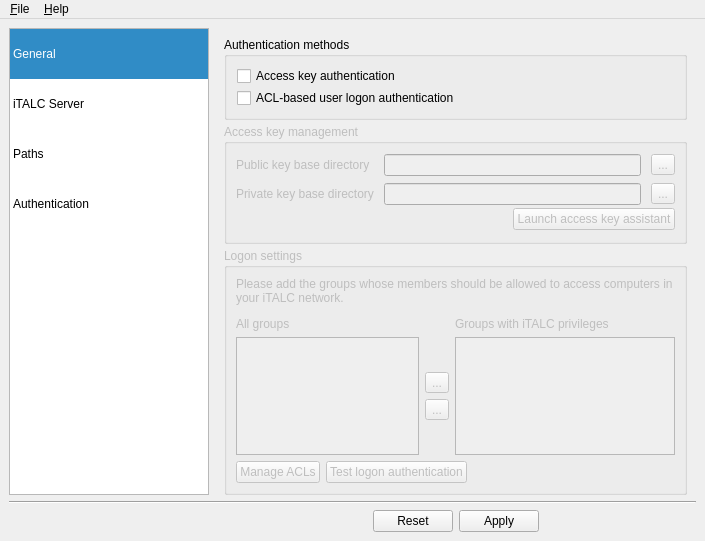
Above: imc/Forms/MainWindow.ui from veyon/veyon before the change. Below: the same form after it.
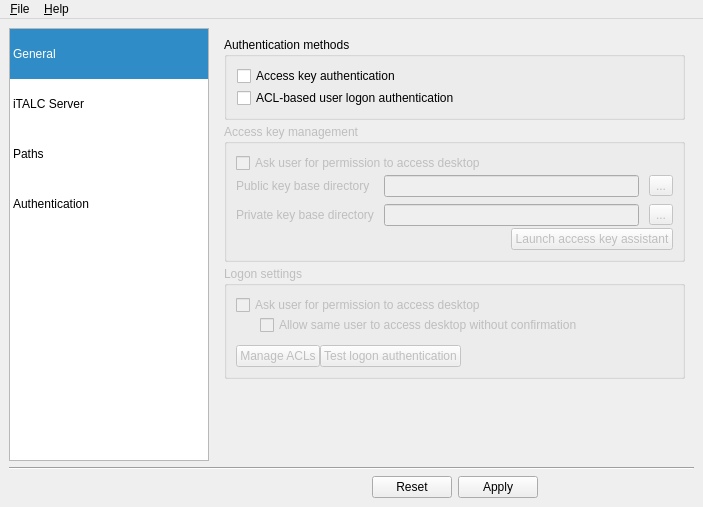
That is the form after the change. The open tabs and pages were chosen to show the change. Icons and pictures are not drawn.

Commit message:
IMC: moved controls from MainWindow to new LogonGroupEditor
Logon groups can now be edited in a separate dialog for saving space
in IMC's MainWindow. Furthermore checkboxes for the recently added
authentication related properties have been added.

Finally the "User interface" subsection has been removed from the
"General" section as these settings are to be configured in IMA itself.

What changed in the file:
```diff
--- a/imc/Forms/MainWindow.ui
+++ b/imc/Forms/MainWindow.ui
@@ -6,8 +6,8 @@
    <rect>
     <x>0</x>
     <y>0</y>
-    <width>705</width>
-    <height>541</height>
+    <width>703</width>
+    <height>507</height>
    </rect>
   </property>
   <property name="windowTitle">
@@ -793,12 +793,6 @@
           <property name="enabled">
            <bool>false</bool>
           </property>
-          <property name="minimumSize">
-           <size>
-            <width>0</width>
-            <height>120</height>
-           </size>
-          </property>
           <property name="title">
            <string>Access key management</string>
           </property>
@@ -806,7 +800,7 @@
            <property name="verticalSpacing">
             <number>2</number>
            </property>
-           <item row="0" column="0" colspan="2">
+           <item row="1" column="0" colspan="2">
             <layout class="QGridLayout" name="gridLayout_8">
              <property name="horizontalSpacing">
               <number>10</number>
@@ -858,7 +852,7 @@
              </item>
             </layout>
            </item>
-           <item row="2" column="1">
+           <item row="3" column="1">
             <widget class="QPushButton" name="launchAccessKeyAssistant">
              <property name="text">
               <string>Launch access key assistant</string>
@@ -869,7 +863,7 @@
              </property>
             </widget>
            </item>
-           <item row="2" column="0">
+           <item row="3" column="0">
             <spacer name="horizontalSpacer_2">
              <property name="orientation">
               <enum>Qt::Horizontal</enum>
@@ -882,6 +876,13 @@
              </property>
             </spacer>
            </item>
+           <item row="0" column="0" colspan="2">
+            <widget class="QCheckBox" name="isPermissionRequiredWithKeyAuthentication">
+             <property name="text">
+              <string>Ask user for permission to access desktop</string>
+             </property>
+            </widget>
+           </item>
           </layout>
          </widget>
         </item>
@@ -893,130 +894,52 @@
           <property name="title">
            <string>Logon settings</string>
           </property>
-          <layout class="QVBoxLayout" name="verticalLayout_4">
+          <layout class="QVBoxLayout" name="verticalLayout_3">
+           <property name="spacing">
+            <number>0</number>
+           </property>
            <item>
-            <widget class="QWidget" name="logonGroupManagement" native="true">
-             <layout class="QGridLayout" name="gridLayout">
-              <property name="margin">
-               <number>0</number>
-              </property>
-              <item row="0" column="0" rowspan="2" colspan="4">
-               <widget class="QLabel" name="label_3">
-                <property name="text">
-                 <string>Please add the groups whose members should be allowed to access computers in your iTALC network.</string>
-                </property>
-                <property name="wordWrap">
-                 <bool>true</bool>
-                </property>
-               </widget>
-              </item>
-              <item row="3" column="0">
-               <widget class="QLabel" name="label_4">
-                <property name="text">
-                 <string>All groups</string>
-                </property>
-               </widget>
-              </item>
-              <item row="3" column="3">
-               <widget class="QLabel" name="label_6">
-                <property name="text">
-                 <string>Groups with iTALC privileges</string>
-                </property>
-               </widget>
-              </item>
-              <item row="4" column="0" colspan="2">
-               <widget class="QListWidget" name="allGroups">
-                <property name="selectionMode">
-                 <enum>QAbstractItemView::MultiSelection</enum>
-                </property>
-                <property name="sortingEnabled">
-                 <bool>true</bool>
-                </property>
-               </widget>
-              </item>
-              <item row="4" column="2">
-               <layout class="QVBoxLayout" name="verticalLayout_3">
-                <item>
-                 <spacer name="verticalSpacer_4">
-                  <property name="orientation">
-                   <enum>Qt::Vertical</enum>
-                  </property>
-                  <property name="sizeHint" stdset="0">
-                   <size>
-                    <width>20</width>
-                    <height>40</height>
-                   </size>
-                  </property>
-                 </spacer>
-                </item>
-                <item>
-                 <widget class="QToolButton" name="addLogonGroup">
-                  <property name="text">
-                   <string>...</string>
-                  </property>
-                  <property name="icon">
-                   <iconset resource="../imc.qrc">
-                    <normaloff>:/Resources/go-next.png</normaloff>:/Resources/go-next.png</iconset>
-                  </property>
-                 </widget>
-                </item>
-                <item>
-                 <widget class="QToolButton" name="removeLogonGroup">
-                  <property name="text">
-                   <string>...</string>
-                  </property>
-                  <property name="icon">
-                   <iconset resource="../imc.qrc">
-                    <normaloff>:/Resources/go-previous.png</normaloff>:/Resources/go-previous.png</iconset>
-                  </property>
-                 </widget>
-                </item>
-                <item>
-                 <spacer name="verticalSpacer_5">
-                  <property name="orientation">
-                   <enum>Qt::Vertical</enum>
-                  </property>
-                  <property name="sizeHint" stdset="0">
-                   <size>
-                    <width>20</width>
-                    <height>40</height>
-                   </size>
-                  </property>
-                 </spacer>
-                </item>
-               </layout>
-              </item>
-              <item row="4" column="3">
-               <widget class="QListWidget" name="logonGroups">
-                <property name="selectionMode">
-                 <enum>QAbstractItemView::MultiSelection</enum>
-                </property>
-                <property name="sortingEnabled">
-                 <bool>true</bool>
-                </property>
-               </widget>
-              </item>
-              <item row="2" column="0" colspan="4">
-               <spacer name="verticalSpacer_3">
-                <property name="orientation">
-                 <enum>Qt::Vertical</enum>
-                </property>
-                <property name="sizeType">
-                 <enum>QSizePolicy::Fixed</enum>
-                </property>
-                <property name="sizeHint" stdset="0">
-                 <size>
-                  <width>20</width>
-                  <height>6</height>
-                 </size>
-                </property>
-               </spacer>
-              </item>
-             </layout>
+            <widget class="QCheckBox" name="isPermissionRequiredWithLogonAuthentication">
+             <property name="text">
+              <string>Ask user for permission to access desktop</string>
+             </property>
             </widget>
            </item>
+           <item>
+            <layout class="QHBoxLayout" name="horizontalLayout_6">
+             <item>
+              <spacer name="horizontalSpacer_12">
+               <property name="orientation">
+                <enum>Qt::Horizontal</enum>
+               </property>
+               <property name="sizeType">
+                <enum>QSizePolicy::Fixed</enum>
+               </property>
+               <property name="sizeHint" stdset="0">
+                <size>
+                 <width>24</width>
+                 <height>16</height>
+                </size>
+               </property>
+              </spacer>
+             </item>
+             <item>
+              <widget class="QCheckBox" name="isSameUserConfirmationDisabled">
+               <property name="enabled">
+                <bool>false</bool>
+               </property>
+               <property name="text">
+                <string>Allow same user to access desktop without confirmation</string>
+               </property>
+              </widget>
+             </item>
+            </layout>
+           </item>
            <item>
             <layout class="QHBoxLayout" name="horizontalLayout_4">
+             <property name="topMargin">
+              <number>10</number>
+             </property>
              <item>
               <widget class="QPushButton" name="manageACLs">
                <property name="text">
@@ -1098,7 +1021,7 @@
     <rect>
      <x>0</x>
      <y>0</y>
-     <width>705</width>
+     <width>703</width>
      <height>25</height>
     </rect>
    </property>
```
Left out of the diff: 41 changed lines with no effect on the pictures. The commit also changes 4 other files.
